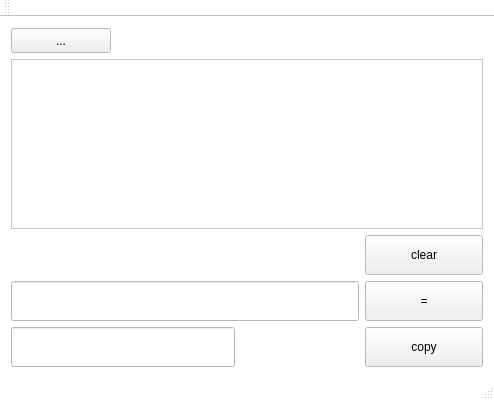
Old version of the form visualcalculator.ui in the repository YuarenArt/VisualCalculator.
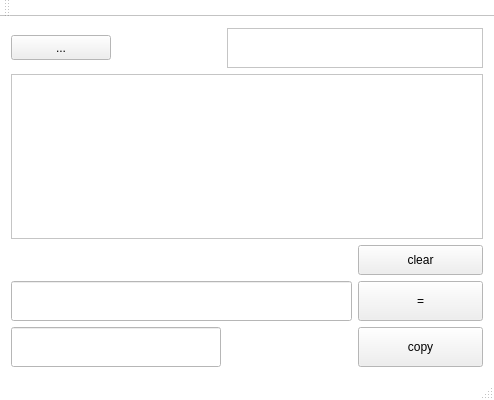
New version of the form.

Commit message:
added new widget: historyList which is save previously expressions.
Double click on item of historyList copies selected expression into lineEdit

```diff
--- a/visualcalculator.ui
+++ b/visualcalculator.ui
@@ -92,19 +92,6 @@
      <layout class="QHBoxLayout" name="horizontalLayout_3">
       <item>
        <layout class="QGridLayout" name="mainGrid">
-        <item row="2" column="3">
-         <widget class="QPushButton" name="clearBtn">
-          <property name="minimumSize">
-           <size>
-            <width>60</width>
-            <height>40</height>
-           </size>
-          </property>
-          <property name="text">
-           <string>clear</string>
-          </property>
-         </widget>
-        </item>
         <item row="0" column="0">
          <widget class="QToolButton" name="menuChoice">
           <property name="sizePolicy">
@@ -124,7 +111,45 @@
           </property>
          </widget>
         </item>
-        <item row="6" column="3">
+        <item row="0" column="3" colspan="2">
+         <widget class="QListWidget" name="historyList">
+          <property name="sizePolicy">
+           <sizepolicy hsizetype="Minimum" vsizetype="Minimum">
+            <horstretch>0</horstretch>
+            <verstretch>0</verstretch>
+           </sizepolicy>
+          </property>
+          <property name="minimumSize">
+           <size>
+            <width>0</width>
+            <height>40</height>
+           </size>
+          </property>
+          <property name="autoScroll">
+           <bool>false</bool>
+          </property>
+          <property name="showDropIndicator" stdset="0">
+           <bool>false</bool>
+          </property>
+          <property name="sortingEnabled">
+           <bool>false</bool>
+          </property>
+         </widget>
+        </item>
+        <item row="4" column="4">
+         <widget class="QPushButton" name="equalBtn">
+          <property name="minimumSize">
+           <size>
+            <width>60</width>
+            <height>40</height>
+           </size>
+          </property>
+          <property name="text">
+           <string>=</string>
+          </property>
+         </widget>
+        </item>
+        <item row="6" column="4">
          <widget class="QPushButton" name="copyBtn">
           <property name="minimumSize">
            <size>
@@ -137,7 +162,33 @@
           </property>
          </widget>
         </item>
-        <item row="1" column="0" colspan="4">
+        <item row="4" column="0" colspan="4">
+         <widget class="QLineEdit" name="lineEdit">
+          <property name="minimumSize">
+           <size>
+            <width>100</width>
+            <height>40</height>
+           </size>
+          </property>
+          <property name="text">
+           <string/>
+          </property>
+         </widget>
+        </item>
+        <item row="2" column="4">
+         <widget class="QPushButton" name="clearBtn">
+          <property name="minimumSize">
+           <size>
+            <width>60</width>
+            <height>30</height>
+           </size>
+          </property>
+          <property name="text">
+           <string>clear</string>
+          </property>
+         </widget>
+        </item>
+        <item row="1" column="0" colspan="5">
          <widget class="QTextEdit" name="textShow">
           <property name="enabled">
            <bool>true</bool>
@@ -164,7 +215,7 @@
           </property>
          </widget>
         </item>
-        <item row="6" column="0" colspan="2">
+        <item row="6" column="0" colspan="3">
          <widget class="QLineEdit" name="showResult">
           <property name="minimumSize">
            <size>
@@ -180,32 +231,6 @@
           </property>
          </widget>
         </item>
-        <item row="4" column="0" colspan="3">
-         <widget class="QLineEdit" name="lineEdit">
-          <property name="minimumSize">
-           <size>
-            <width>100</width>
-            <height>40</height>
-           </size>
-          </property>
-          <property name="text">
-           <string/>
-          </property>
-         </widget>
-        </item>
-        <item row="4" column="3">
-         <widget class="QPushButton" name="equalBtn">
-          <property name="minimumSize">
-           <size>
-            <width>60</width>
-            <height>40</height>
-           </size>
-          </property>
-          <property name="text">
-           <string>=</string>
-          </property>
-         </widget>
-        </item>
        </layout>
       </item>
      </layout>
```
Left out of the diff: 6 changed lines with no effect on the pictures. The commit also changes 2 other files.
